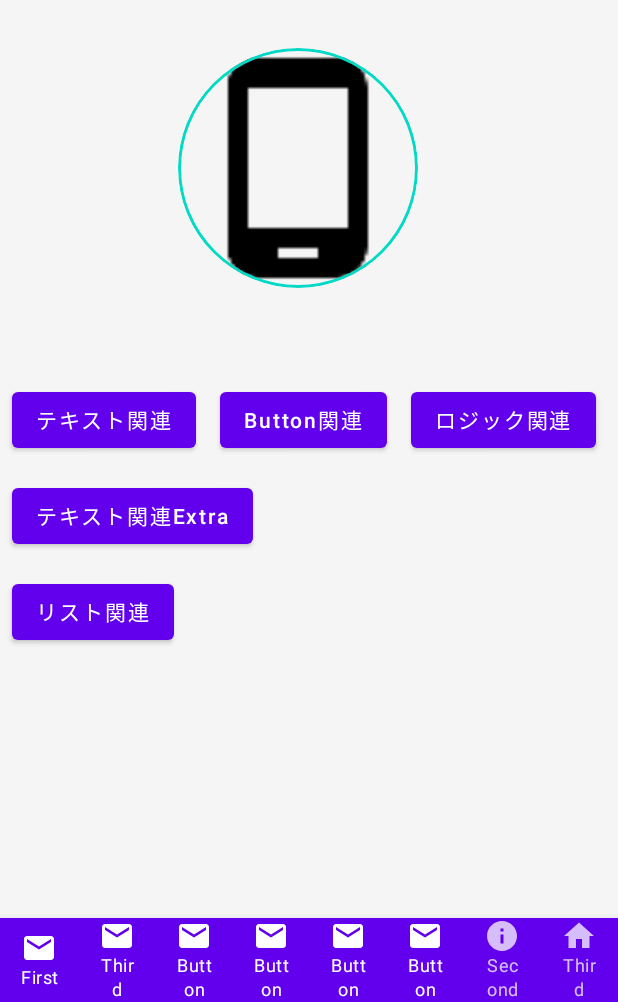
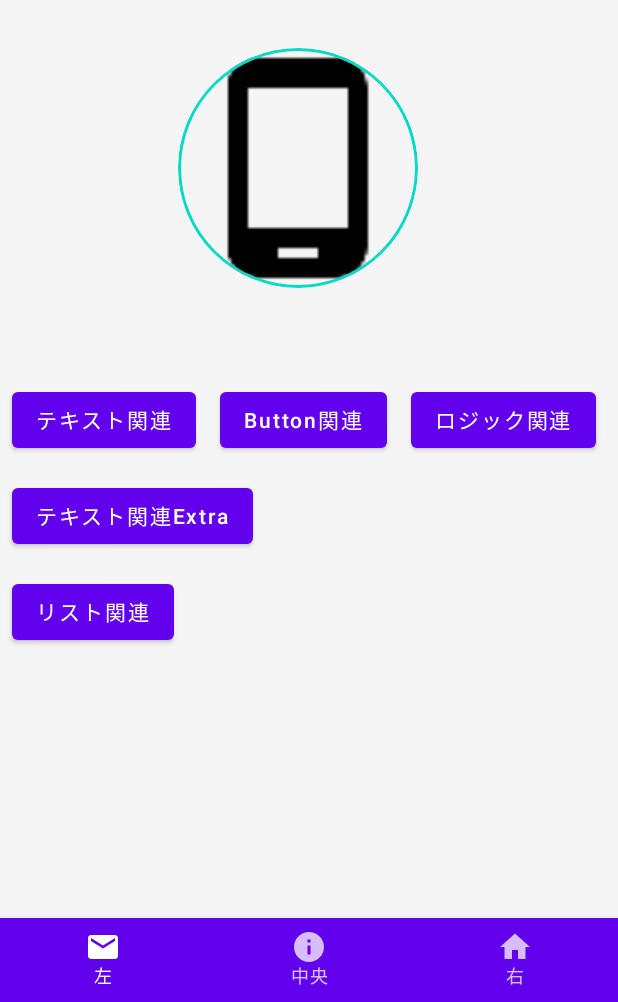
Before and after one commit to hayashitoshiki/ComposeSample, an Android app built with Jetpack Compose: the screen it shows after launch (MainActivity), on a phone screen of 412 x 824 dp, the part 234-1236 px from its top. Run offline under Robolectric (Android 15) with nearby library versions, the phone set to English and light mode, and no system bars; our stand-ins replace Dagger/Hilt's generated code, constraintlayout-compose.

Commit message:
navigation修正

```diff
--- a/app/src/main/java/com/myapp/composesample/ui/Navigation.kt
+++ b/app/src/main/java/com/myapp/composesample/ui/Navigation.kt
@@ -48,11 +48,24 @@ enum class NavigationScreens(
      *
      * @property title タブタイトル
      * @property imgRes タブアイコン
+     * @property route タブの先頭のroute
      */
-    enum class Group(@StringRes val title: Int, val imgRes: ImageVector) {
-        LEFT(R.string.bottom_bar_title_left, Icons.Filled.Email),
-        CENTER(R.string.bottom_bar_title_center, Icons.Filled.Info),
-        RIGHT(R.string.bottom_bar_title_right, Icons.Filled.Home);
+    enum class Group(@StringRes val title: Int, val imgRes: ImageVector, val route: String) {
+        LEFT(
+            R.string.bottom_bar_title_left,
+            Icons.Filled.Email,
+            "first_fragment_navigate"
+        ),
+        CENTER(
+            R.string.bottom_bar_title_center,
+            Icons.Filled.Info,
+        "second_fragment_navigate"
+        ),
+        RIGHT(
+            R.string.bottom_bar_title_right,
+            Icons.Filled.Home,
+        "third_fragment_navigate"
+        );
     }
 
     companion object {
--- a/app/src/main/java/com/myapp/composesample/util/component/BottonBar.kt
+++ b/app/src/main/java/com/myapp/composesample/util/component/BottonBar.kt
@@ -22,15 +22,15 @@ fun AppBottomNavigation(navController: NavHostController) {
     BottomNavigation {
         val navBackStackEntry by navController.currentBackStackEntryAsState()
         val currentRoute = navBackStackEntry?.destination?.route
-        NavigationScreens.values().forEach { screen ->
+        NavigationScreens.Group.values().forEach { group ->
             BottomNavigationItem(
-                icon = { Icon(screen.group.imgRes, contentDescription = null) },
-                label = { Text(text = stringResource(id = screen.resourceId)) },
-                selected = NavigationScreens.findGroupByRoute(currentRoute) == screen.group,
+                icon = { Icon(group.imgRes, contentDescription = null) },
+                label = { Text(text = stringResource(id = group.title)) },
+                selected = NavigationScreens.findGroupByRoute(currentRoute) == group,
                 alwaysShowLabel = true,
                 onClick = {
-                    if (NavigationScreens.findGroupByRoute(currentRoute) != screen.group) {
-                        navController.navigate(screen.route) {
+                    if (NavigationScreens.findGroupByRoute(currentRoute) != group) {
+                        navController.navigate(group.route) {
                             popUpTo(navController.graph.findStartDestination().id) {
                                 saveState = false
                             }
```
